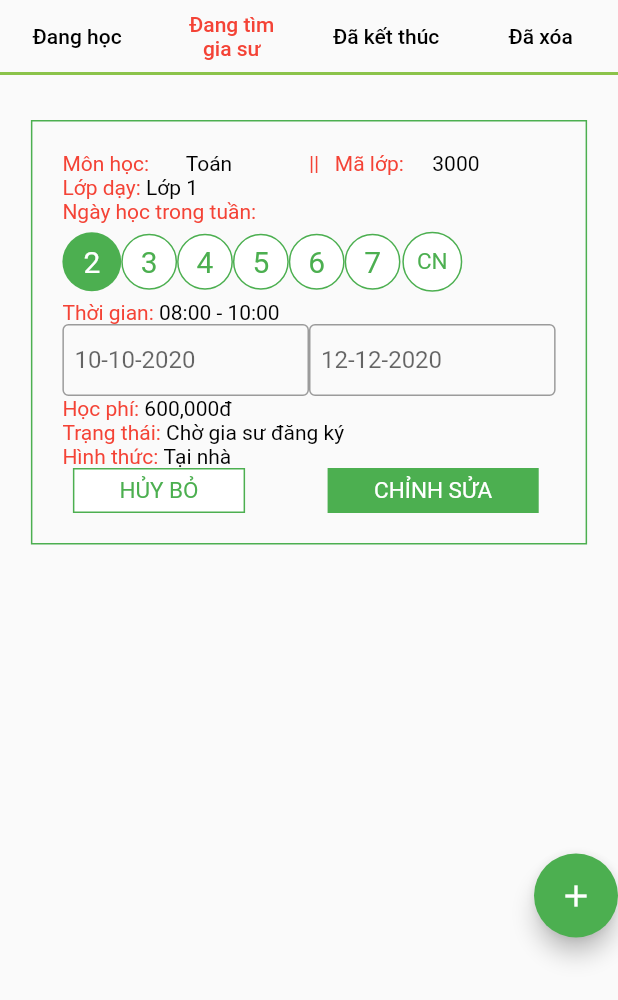
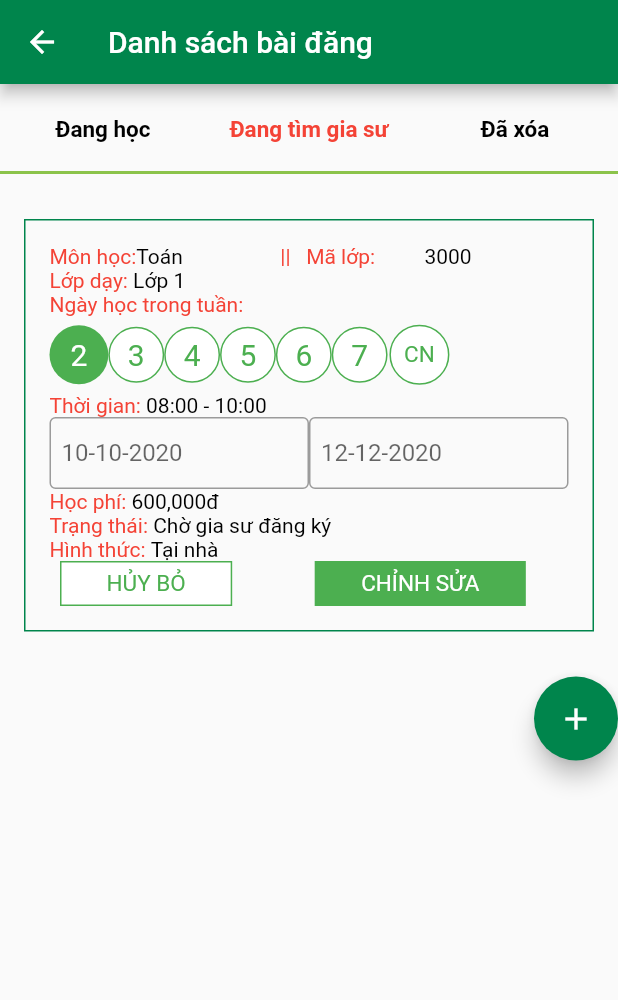
Before and after one commit to truonganhhoang/INT3120-2-2020, a Flutter app: the OrderTeacher screen opened directly, on a phone screen of 412 x 824 dp. Shown: the top 1000 px of the screen. Run offline on Flutter 3.47's test engine with Material 2 defaults, Android fonts, the light colour scheme and no system bars.

Commit message:
Update 12/10

```diff
--- a/96/EduBox/lib/order_teacher.dart
+++ b/96/EduBox/lib/order_teacher.dart
@@ -1,67 +1,85 @@
 import 'package:flutter/cupertino.dart';
 import 'package:flutter/material.dart';
-import './add_order_teacher.dart';
+
+import 'package/widget.dart';
+
+Color _color = Color(0xff00854c);
+
+class ClassFilterName extends StatefulWidget {
+  @override
+  _ClassFilterNameState createState() => _ClassFilterNameState();
+}
+
+class _ClassFilterNameState extends State<ClassFilterName> {
+  int selected = 1;
+  var name = ['Đang học', 'Đang tìm gia sư', 'Đã xóa'];
+
+  @override
+  Widget build(BuildContext context) {
+    return Container(
+      height: 60,
+      child: Row(
+        children: List.generate(
+            name.length,
+            (index) => Expanded(
+                  flex: 1,
+                  child: GestureDetector(
+                    onTap: () {
+                      setState(() {
+                        selected = index;
+                      });
+                    },
+                    child: Container(
+                      alignment: Alignment.center,
+                      child: Text(
+                        name[index],
+                        textAlign: TextAlign.center,
+                        style: TextStyle(
+                          color: index == selected ? Colors.red : Colors.black,
+                          fontSize: 15,
+                          fontWeight: FontWeight.bold,
+                        ),
+                      ),
+                    ),
+                  ),
+                )),
+      ),
+    );
+  }
+}
 
 class OrderTeacher extends StatelessWidget {
   @override
   Widget build(BuildContext context) {
-    return Column(children: <Widget>[
+    return Scaffold(
+      appBar: AppBar(
+        title: Text('Danh sách bài đăng'),
+      ),
+      body: ListView(
+        children: [
           Container(
-        decoration: new BoxDecoration(
-            border: Border(
-          bottom: BorderSide(
-              color: Colors.lightGreen, width: 2, style: BorderStyle.solid),
-        )),
-        child: Row(children: [
-          Expanded(
-            child: new FlatButton(
-              onPressed: null,
-              child: Text('Đang học',
-                  style: TextStyle(color: Colors.black),
-                  textAlign: TextAlign.center),
-              textColor: Colors.black,
+            child: ClassFilterName(),
           ),
+          Divider(
+            thickness: 2,
+            height: 0,
+            color: Colors.lightGreen,
           ),
-          Expanded(
-            child: new FlatButton(
-              onPressed: null,
-              child: Text('Đang tìm gia sư',
-                  style: TextStyle(color: Colors.red),
-                  textAlign: TextAlign.center),
-              textColor: Colors.black,
+          Padding(
+            padding: EdgeInsets.symmetric(horizontal: 16, vertical: 30),
+            child: Container(
+              padding: EdgeInsets.all(16),
+              decoration: BoxDecoration(
+                border: Border.all(color: _color),
               ),
-          ),
-          Expanded(
-            child: new FlatButton(
-                onPressed: null,
-                child: Text('Đã kết thúc',
-                    style: TextStyle(color: Colors.black),
-                    textAlign: TextAlign.center),
-                textColor: Colors.black),
-          ),
-          Expanded(
-            child: new FlatButton(
-                onPressed: null,
-                child: Text('Đã xóa',
-                    style: TextStyle(color: Colors.black),
-                    textAlign: TextAlign.center)),
-          ),
-        ]),
-      ),
-      Container(
-        width: MediaQuery.of(context).size.width * 0.9,
-        padding: EdgeInsets.all(20),
-        margin: EdgeInsets.only(
-            top: 30, bottom: MediaQuery.of(context).size.height * 1 / 4),
-        decoration: new BoxDecoration(border: Border.all(color: Colors.green)),
               child: Column(
                 children: [
-            Row(children: [
-              Expanded(
-                child: Text(
+                  Row(
+                    mainAxisAlignment: MainAxisAlignment.center,
+                    children: [
+                      Text(
                         'Môn học:',
                         style: TextStyle(color: Colors.red),
-                ),
                       ),
                       Expanded(
                         child: Text(
@@ -81,12 +99,13 @@ class OrderTeacher extends StatelessWidget {
                           style: TextStyle(color: Colors.black),
                         ),
                       ),
-            ]),
+                    ],
+                  ),
                   Row(children: [
                     Align(
                         alignment: Alignment.centerLeft,
-                  child:
-                      Text('Lớp dạy: ', style: TextStyle(color: Colors.red))),
+                        child: Text('Lớp dạy: ',
+                            style: TextStyle(color: Colors.red))),
                     Align(
                         alignment: Alignment.centerLeft,
                         child: Text(
@@ -111,7 +130,8 @@ class OrderTeacher extends StatelessWidget {
                           ),
                           child: Text(
                             '2',
-                      style: new TextStyle(color: Colors.white, fontSize: 20.0),
+                            style: new TextStyle(
+                                color: Colors.white, fontSize: 20.0),
                           )),
                     ),
                     new InkWell(
@@ -125,7 +145,8 @@ class OrderTeacher extends StatelessWidget {
                           ),
                           child: Text(
                             '3',
-                      style: new TextStyle(color: Colors.green, fontSize: 20.0),
+                            style: new TextStyle(
+                                color: Colors.green, fontSize: 20.0),
                           )),
                     ),
                     new InkWell(
@@ -139,7 +160,8 @@ class OrderTeacher extends StatelessWidget {
                           ),
                           child: Text(
                             '4',
-                      style: new TextStyle(color: Colors.green, fontSize: 20.0),
+                            style: new TextStyle(
+                                color: Colors.green, fontSize: 20.0),
                           )),
                     ),
                     new InkWell(
@@ -153,7 +175,8 @@ class OrderTeacher extends StatelessWidget {
                           ),
                           child: Text(
                             '5',
-                      style: new TextStyle(color: Colors.green, fontSize: 20.0),
+                            style: new TextStyle(
+                                color: Colors.green, fontSize: 20.0),
                           )),
                     ),
                     new InkWell(
@@ -167,7 +190,8 @@ class OrderTeacher extends StatelessWidget {
                           ),
                           child: Text(
                             '6',
-                      style: new TextStyle(color: Colors.green, fontSize: 20.0),
+                            style: new TextStyle(
+                                color: Colors.green, fontSize: 20.0),
                           )),
                     ),
                     new InkWell(
@@ -181,7 +205,8 @@ class OrderTeacher extends StatelessWidget {
                           ),
                           child: Text(
                             '7',
-                      style: new TextStyle(color: Colors.green, fontSize: 20.0),
+                            style: new TextStyle(
+                                color: Colors.green, fontSize: 20.0),
                           )),
                     ),
                     new InkWell(
@@ -195,15 +220,16 @@ class OrderTeacher extends StatelessWidget {
                           ),
                           child: Text(
                             'CN',
-                      style: new TextStyle(color: Colors.green, fontSize: 15.0),
+                            style: new TextStyle(
+                                color: Colors.green, fontSize: 15.0),
                           )),
                     ),
                   ]),
                   Row(children: [
                     Align(
                         alignment: Alignment.centerLeft,
-                  child:
-                      Text('Thời gian: ', style: TextStyle(color: Colors.red))),
+                        child: Text('Thời gian: ',
+                            style: TextStyle(color: Colors.red))),
                     Align(
                         alignment: Alignment.centerLeft,
                         child: Text('08:00 - 10:00',
@@ -234,12 +260,12 @@ class OrderTeacher extends StatelessWidget {
                   Row(children: [
                     Align(
                         alignment: Alignment.centerLeft,
-                  child:
-                      Text('Học phí: ', style: TextStyle(color: Colors.red))),
+                        child: Text('Học phí: ',
+                            style: TextStyle(color: Colors.red))),
                     Align(
                         alignment: Alignment.centerLeft,
-                  child:
-                      Text('600,000đ', style: TextStyle(color: Colors.black))),
+                        child: Text('600,000đ',
+                            style: TextStyle(color: Colors.black))),
                   ]),
                   Row(children: [
                     Align(
@@ -254,12 +280,12 @@ class OrderTeacher extends StatelessWidget {
                   Row(children: [
                     Align(
                         alignment: Alignment.centerLeft,
-                  child:
-                      Text('Hình thức: ', style: TextStyle(color: Colors.red))),
+                        child: Text('Hình thức: ',
+                            style: TextStyle(color: Colors.red))),
                     Align(
                         alignment: Alignment.centerLeft,
-                  child:
-                      Text('Tại nhà', style: TextStyle(color: Colors.black))),
+                        child: Text('Tại nhà',
+                            style: TextStyle(color: Colors.black))),
                   ]),
                   Row(
                     children: [
@@ -273,12 +299,13 @@ class OrderTeacher extends StatelessWidget {
                               shape: BoxShape.rectangle,
                               color: Colors.white,
                               border: Border.all(
-                            color: Colors.green, style: BorderStyle.solid),
+                                  color: Colors.green,
+                                  style: BorderStyle.solid),
                             ),
                             child: Text(
                               'HỦY BỎ',
-                        style:
-                            new TextStyle(color: Colors.green, fontSize: 15.0),
+                              style: new TextStyle(
+                                  color: Colors.green, fontSize: 15.0),
                             )),
                       ),
                       new InkWell(
@@ -291,12 +318,13 @@ class OrderTeacher extends StatelessWidget {
                               shape: BoxShape.rectangle,
                               color: Colors.green,
                               border: Border.all(
-                            color: Colors.green, style: BorderStyle.solid),
+                                  color: Colors.green,
+                                  style: BorderStyle.solid),
                             ),
                             child: Text(
                               'CHỈNH SỬA',
-                        style:
-                            new TextStyle(color: Colors.white, fontSize: 15.0),
+                              style: new TextStyle(
+                                  color: Colors.white, fontSize: 15.0),
                             )),
                       ),
                     ],
@@ -304,9 +332,11 @@ class OrderTeacher extends StatelessWidget {
                 ],
               ),
             ),
+          ),
           Align(
             alignment: Alignment.bottomRight,
             child: FloatingActionButton(
+                backgroundColor: _color,
                 child: Icon(Icons.add, color: Colors.white),
                 onPressed: () {
                   Navigator.push(
@@ -315,6 +345,8 @@ class OrderTeacher extends StatelessWidget {
                   );
                 }),
           ),
-    ]);
+        ],
+      ),
+    );
   }
 }
```
Also changed, not shown: 96/EduBox/lib/add_order_teacher.dart (+5 -13 lines), 96/EduBox/lib/main.dart (+7 -34 lines), 96/EduBox/lib/package/widget.dart (added, +9 -0 lines), 96/Courses/VuQuangHuy_17020804.png (added). Lines whose indentation alone changed are shown as unchanged.
